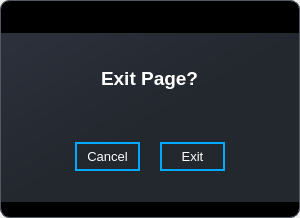
This is ui/dialogs/exit_page.ui in elian-olbz/mlbb-drafting-and-simulation-tools as Qt 5 draws it before an edit. The edited form follows.
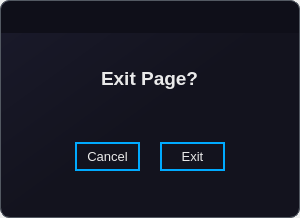
This is the edited form. Icons and pictures are not drawn.

Commit message: Polished quick draft UI. Changed major colors for pages/dialogs, other minor changes on pages widgets.

Patch:
```diff
--- a/ui/dialogs/exit_page.ui
+++ b/ui/dialogs/exit_page.ui
@@ -37,8 +37,7 @@
    <item>
     <widget class="QFrame" name="drop_shadow">
      <property name="styleSheet">
-      <string notr="true">background-color: qlineargradient(spread: pad, x1: 0, y1: 0, x2: 1, y2: 1, stop: 0 rgba(0, 0, 0, 1), stop: 0.521368 rgba(0, 0, 0, 1));
-</string>
+      <string notr="true">background-color: qlineargradient(spread:pad, x1:0, y1:0, x2:1, y2:1, stop:0 rgba(26, 26, 43, 255), stop:0.521368 rgba(19, 19, 30, 255));</string>
      </property>
      <property name="frameShape">
       <enum>QFrame::StyledPanel</enum>
@@ -105,6 +104,11 @@
              <height>40</height>
             </size>
            </property>
+           <property name="styleSheet">
+            <string notr="true">background-color: #0f0f19;
+border-bottom-right-radius: 0px;
+border-bottom-left-radius: 0px;</string>
+           </property>
            <property name="frameShape">
             <enum>QFrame::StyledPanel</enum>
            </property>
@@ -172,10 +176,7 @@
             </sizepolicy>
            </property>
            <property name="styleSheet">
-            <string notr="true">QFrame #frame{
-background-color: qlineargradient(spread:pad, x1:0, y1:0, x2:1, y2:1, stop:0 rgba(44, 49, 60, 255), stop:0.521368 rgba(35, 39, 46, 255));
-border-radius: 0px;
-}</string>
+            <string notr="true"/>
            </property>
            <property name="frameShape">
             <enum>QFrame::StyledPanel</enum>
@@ -190,7 +191,7 @@
                <item alignment="Qt::AlignHCenter">
                 <widget class="QLabel" name="label">
                  <property name="text">
-                  <string>&lt;html&gt;&lt;head/&gt;&lt;body&gt;&lt;p&gt;&lt;span style=&quot; font-size:14pt; font-weight:700;&quot;&gt;Exit Page?&lt;/span&gt;&lt;/p&gt;&lt;/body&gt;&lt;/html&gt;</string>
+                  <string>&lt;html&gt;&lt;head/&gt;&lt;body&gt;&lt;p&gt;&lt;span style=&quot; font-size:14pt; font-weight:700; color:#eaeaea;&quot;&gt;Exit Page?&lt;/span&gt;&lt;/p&gt;&lt;/body&gt;&lt;/html&gt;</string>
                  </property>
                 </widget>
                </item>
@@ -227,6 +228,7 @@
                   <string notr="true">QPushButton{
 text-align:center;
 border-radius: 0px;
+color: #eaeaea;
 }
 
 QPushButton:hover {
```
The commit also changes 15 other files.
